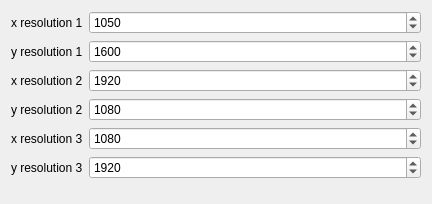
enra64/PalliLux, file ambilight-gui/triplescreenconfigpage.ui: the form before one commit.
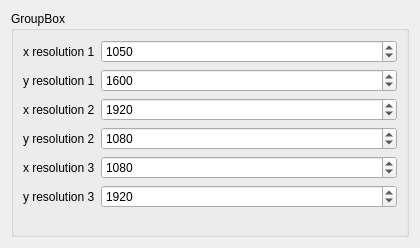
The form after the commit.

What changed in the file:
```diff
--- a/ambilight-gui/triplescreenconfigpage.ui
+++ b/ambilight-gui/triplescreenconfigpage.ui
@@ -6,8 +6,8 @@
    <rect>
     <x>0</x>
     <y>0</y>
-    <width>432</width>
-    <height>204</height>
+    <width>420</width>
+    <height>248</height>
    </rect>
   </property>
   <property name="windowTitle">
@@ -15,20 +15,11 @@
   </property>
   <layout class="QVBoxLayout" name="tabMainLayout">
    <item>
-    <widget class="QWidget" name="widget" native="true">
-     <layout class="QFormLayout" name="formLayout">
-      <property name="leftMargin">
-       <number>0</number>
-      </property>
-      <property name="topMargin">
-       <number>0</number>
-      </property>
-      <property name="rightMargin">
-       <number>0</number>
-      </property>
-      <property name="bottomMargin">
-       <number>0</number>
-      </property>
+    <widget class="QGroupBox" name="groupBox">
+     <property name="title">
+      <string>GroupBox</string>
+     </property>
+     <layout class="QFormLayout" name="formLayout_2">
       <item row="0" column="0">
        <widget class="QLabel" name="label">
         <property name="text">
```
